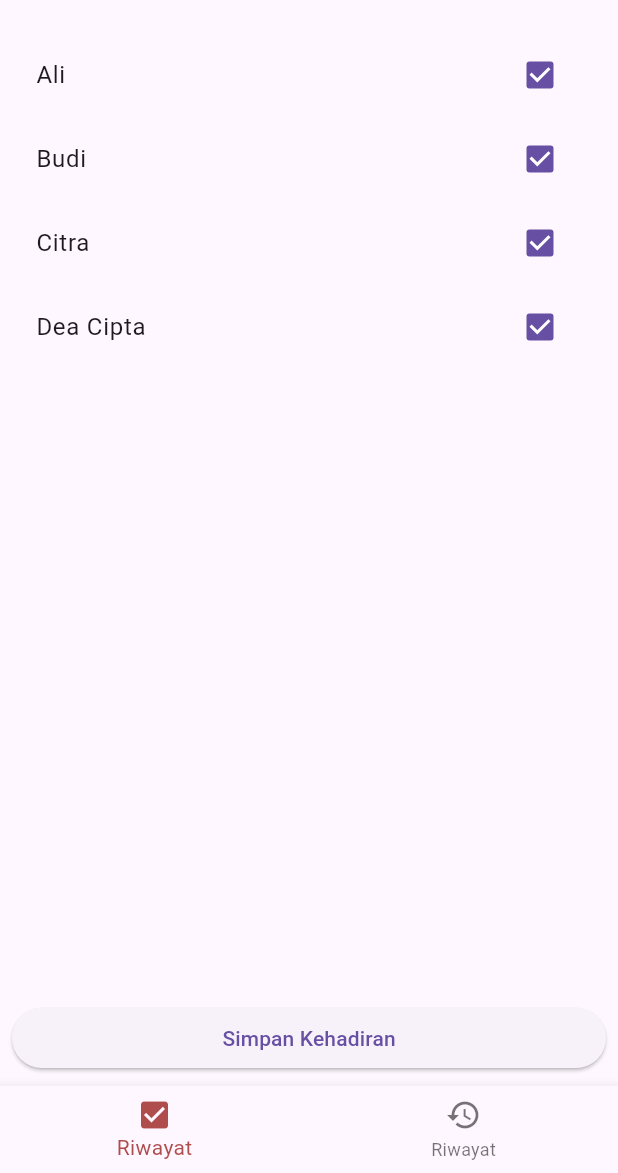
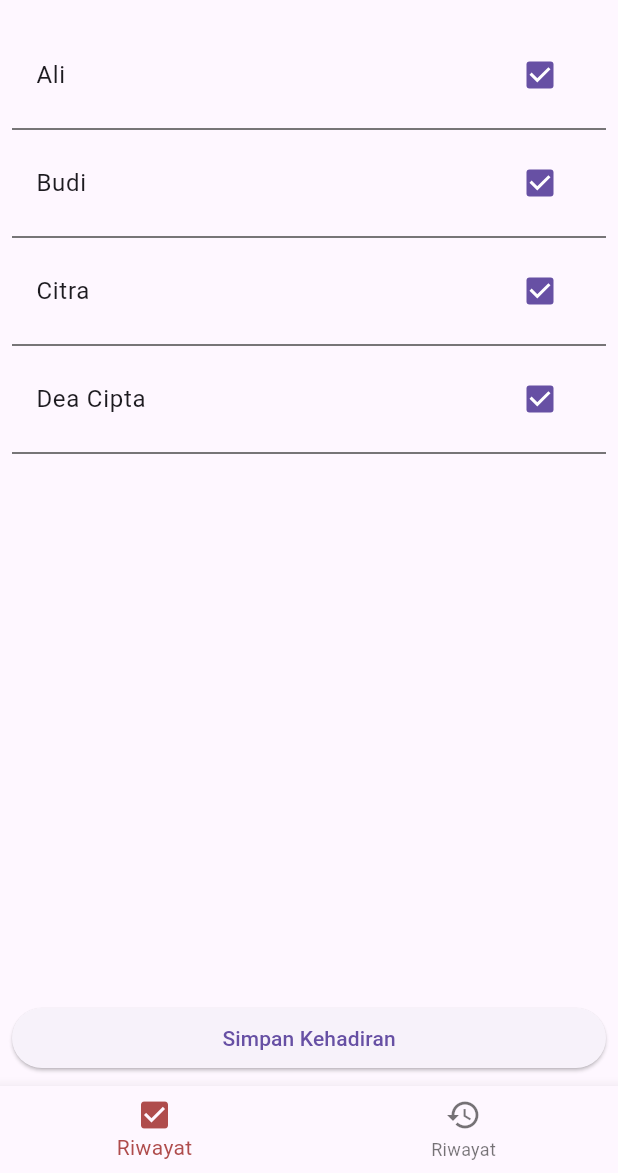
Before and after one commit to nurviaamalina/kehadiransiswa-DEACIPTA, a Flutter app: the screen it shows after launch, on a phone screen of 412 x 824 dp, the part 63-1236 px from its top. Run offline on Flutter 3.47's test engine with Material 3 defaults, Android fonts, the light colour scheme and no system bars.

Commit message:
Update kehadiran_screen.dart

```diff
--- a/lib/screen/kehadiran_screen.dart
+++ b/lib/screen/kehadiran_screen.dart
@@ -20,12 +20,20 @@ class KehadiranScreen extends StatelessWidget {
                 itemCount: provider.siswa.length,
                 itemBuilder: (context, index) {
                   final siswa = provider.siswa[index];
-                  return CheckboxListTile(
-                    title: Text(siswa.nama), // Menggunakan nama siswa
-                    value: siswa.hadir, // Status hadir
-                    onChanged: (value) {
-                      provider.toggleAttendance(index); // Memanggil method toggleAttendance
-                    },
+                  return Column(
+                    children: [
+                      CheckboxListTile(
+                        title: Text(siswa.nama), // Nama siswa
+                        value: siswa.hadir, // Status hadir
+                        onChanged: (value) {
+                          provider.toggleAttendance(index); // Memanggil method toggleAttendance
+                        },
+                      ),
+                      Divider(
+                        color: const Color.fromARGB(255, 75, 74, 74),
+                        thickness: 1,
+                      ),
+                    ],
                   );
                 },
               ),
```
